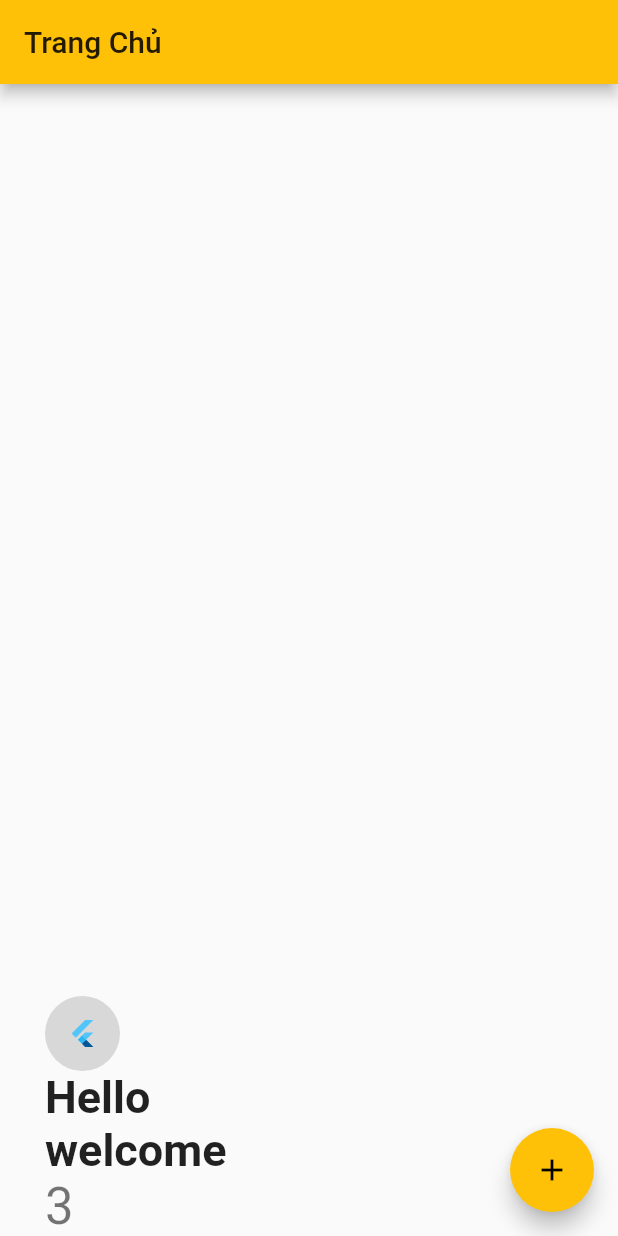
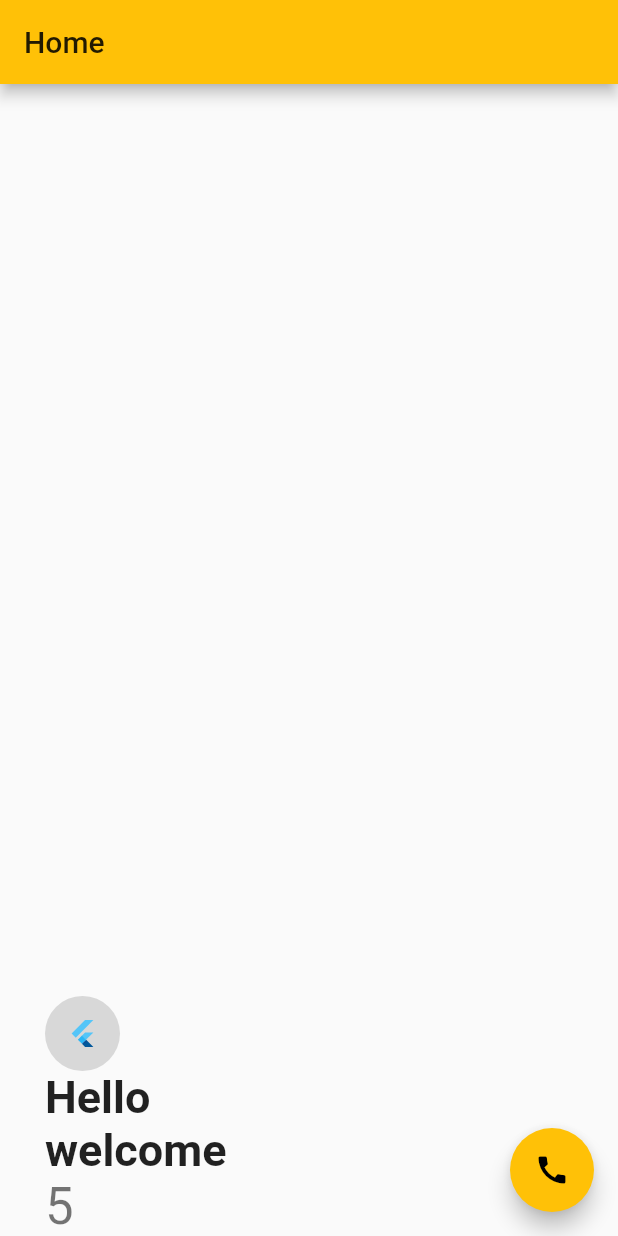
Before and after one commit to TranVN/Active-2, a Flutter app: the screen it shows after launch, on a phone screen of 412 x 824 dp. Run offline on Flutter 3.47's test engine with Material 2 defaults, Android fonts, the phone set to English and light mode, and no system bars.

Commit message:
Tho kuteo

```diff
--- a/thoviet/lib/main.dart
+++ b/thoviet/lib/main.dart
@@ -10,13 +10,13 @@ class MyApp extends StatelessWidget {
   Widget build(BuildContext context) {
     return MaterialApp(
       debugShowCheckedModeBanner: false,
-      title: 'Flutter Demo',
+      title: 'ThoViet',
       theme: ThemeData(
         primarySwatch: Colors.amber,
         visualDensity: VisualDensity.adaptivePlatformDensity,
       ),
       // app build len dau tien
-      home: MyHomePage(title: 'Trang Chủ'),
+      home: MyHomePage(title: 'Home'),
     );
   }
 }
@@ -30,11 +30,11 @@ class MyHomePage extends StatefulWidget {
 }
 
 class _MyHomePageState extends State<MyHomePage> {
-  int _counter = 3;
+  int _counter = 5;
 
   void _incrementCounter() {
     setState(() {
-      ++_counter;
+      _counter = _counter + 10;
     });
   }
 
@@ -72,7 +72,7 @@ class _MyHomePageState extends State<MyHomePage> {
       floatingActionButton: FloatingActionButton(
         onPressed: _incrementCounter,
         tooltip: 'Increment',
-        child: Icon(Icons.add),
+        child: Icon(Icons.call),
       ), // This trailing comma makes auto-formatting nicer for build methods.
     );
   }
```
